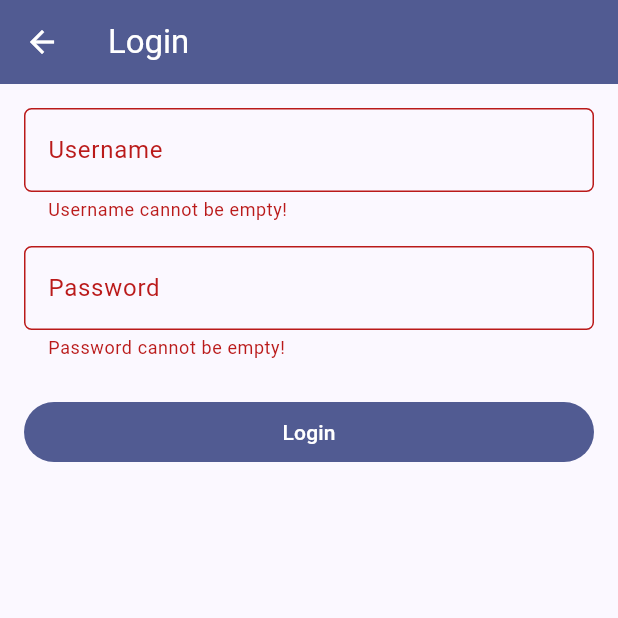
After one commit to KhanyfatulMuflikhat/myportofolio_mobile, a Flutter app: the LoginScreen screen opened directly, after a tap on "Login", on a phone screen of 412 x 824 dp, the top half of it. The commit adds this screen. Run offline on Flutter 3.47's test engine with Material 3 defaults, Android fonts, the phone set to English and light mode, and no system bars; generated files the repository leaves out were written again.

Commit message:
feat: add LoginScreen with validated token login

```diff
--- a/analysis_options.yaml
+++ b/analysis_options.yaml
@@ -19,6 +19,7 @@ analyzer:
     - macos/**
     - linux/**
      - "**/*.g.dart"
+    - linux/**
 
 linter:
   # The lint rules applied to this project can be customized in the
--- /dev/null
+++ b/lib/screens/login_screen.dart
@@ -0,0 +1,112 @@
+import 'package:flutter/material.dart';
+import 'package:myportofolio_mobile/services/api_client.dart';
+import 'package:myportofolio_mobile/services/auth_state.dart';
+import 'package:myportofolio_mobile/widgets/form_styles.dart';
+import 'package:provider/provider.dart';
+
+/// Login form. Pops with `true` when the user logged in successfully.
+class LoginScreen extends StatefulWidget {
+  const LoginScreen({super.key});
+
+  @override
+  State<LoginScreen> createState() => _LoginScreenState();
+}
+
+class _LoginScreenState extends State<LoginScreen> {
+  final _formKey = GlobalKey<FormState>();
+  final _usernameController = TextEditingController();
+  final _passwordController = TextEditingController();
+  bool _isSubmitting = false;
+
+  @override
+  void dispose() {
+    _usernameController.dispose();
+    _passwordController.dispose();
+    super.dispose();
+  }
+
+  void _showMessage(String text) {
+    ScaffoldMessenger.of(context)
+      ..hideCurrentSnackBar()
+      ..showSnackBar(SnackBar(content: Text(text)));
+  }
+
+  Future<void> _submit() async {
+    if (!_formKey.currentState!.validate()) return;
+
+    final auth = context.read<AuthState>();
+    setState(() => _isSubmitting = true);
+
+    try {
+      await auth.login(
+        _usernameController.text.trim(),
+        _passwordController.text,
+      );
+      if (!mounted) return;
+      Navigator.pop(context, true);
+    } on ApiException catch (e) {
+      if (!mounted) return;
+      _showMessage(
+        'Login failed (${e.statusCode}). Check your username and password.',
+      );
+    } on Exception {
+      if (!mounted) return;
+      _showMessage('Cannot reach the server. Is the backend running?');
+    } finally {
+      if (mounted) setState(() => _isSubmitting = false);
+    }
+  }
+
+  @override
+  Widget build(BuildContext context) {
+    return Scaffold(
+      appBar: AppBar(
+        title: const Text('Login'),
+        backgroundColor: Theme.of(context).colorScheme.primary,
+        foregroundColor: Colors.white,
+      ),
+      body: SafeArea(
+        child: Form(
+          key: _formKey,
+          child: SingleChildScrollView(
+            padding: const EdgeInsets.all(16),
+            keyboardDismissBehavior: ScrollViewKeyboardDismissBehavior.onDrag,
+            child: Column(
+              crossAxisAlignment: CrossAxisAlignment.stretch,
+              children: [
+                TextFormField(
+                  controller: _usernameController,
+                  decoration: formDecoration('Username'),
+                  validator: (v) => (v == null || v.trim().isEmpty)
+                      ? 'Username cannot be empty!'
+                      : null,
+                ),
+                const SizedBox(height: 16),
+                TextFormField(
+                  controller: _passwordController,
+                  obscureText: true,
+                  decoration: formDecoration('Password'),
+                  onFieldSubmitted: (_) => _isSubmitting ? null : _submit(),
+                  validator: (v) => (v == null || v.isEmpty)
+                      ? 'Password cannot be empty!'
+                      : null,
+                ),
+                const SizedBox(height: 24),
+                FilledButton(
+                  onPressed: _isSubmitting ? null : _submit,
+                  child: _isSubmitting
+                      ? const SizedBox(
+                          height: 20,
+                          width: 20,
+                          child: CircularProgressIndicator(strokeWidth: 2),
+                        )
+                      : const Text('Login'),
+                ),
+              ],
+            ),
+          ),
+        ),
+      ),
+    );
+  }
+}
--- a/lib/services/api_client.dart
+++ b/lib/services/api_client.dart
@@ -38,7 +38,8 @@ class ApiClient {
     );
     _ensureSuccess(response);
 
-    final decoded = jsonDecode(utf8.decode(response.bodyBytes)) as List<dynamic>;
+    final decoded =
+        jsonDecode(utf8.decode(response.bodyBytes)) as List<dynamic>;
     return decoded
         .map((item) => Project.fromJson(item as Map<String, dynamic>))
         .toList();
@@ -69,10 +70,7 @@ class ApiClient {
   Future<String> obtainToken(String username, String password) async {
     final response = await _client.post(
       _uri('/api/v1/auth/token/'),
-      headers: const {
-        'Accept': 'application/json',
-        'Content-Type': _json,
-      },
+      headers: const {'Accept': 'application/json', 'Content-Type': _json},
       body: jsonEncode({'username': username, 'password': password}),
     );
     _ensureSuccess(response);
```
Also changed, not shown: lib/config.dart (line endings or trailing spaces), lib/main.dart (line endings or trailing spaces), lib/models/project.dart (line endings or trailing spaces), lib/services/auth_state.dart (line endings or trailing spaces), 2 other files.
